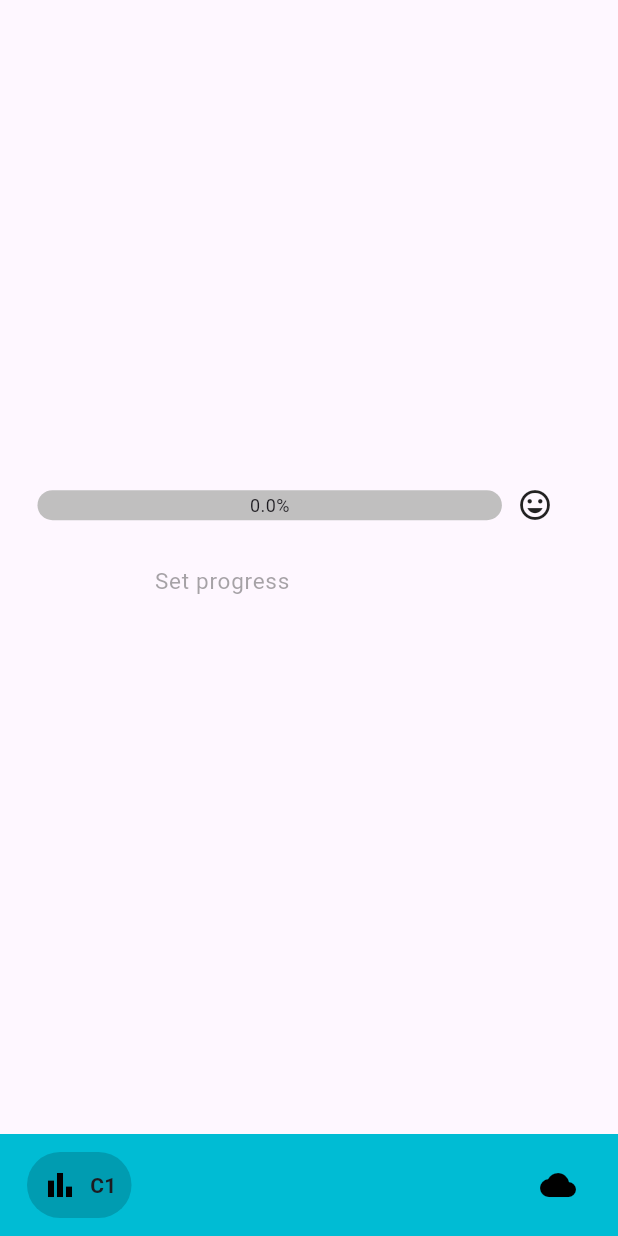
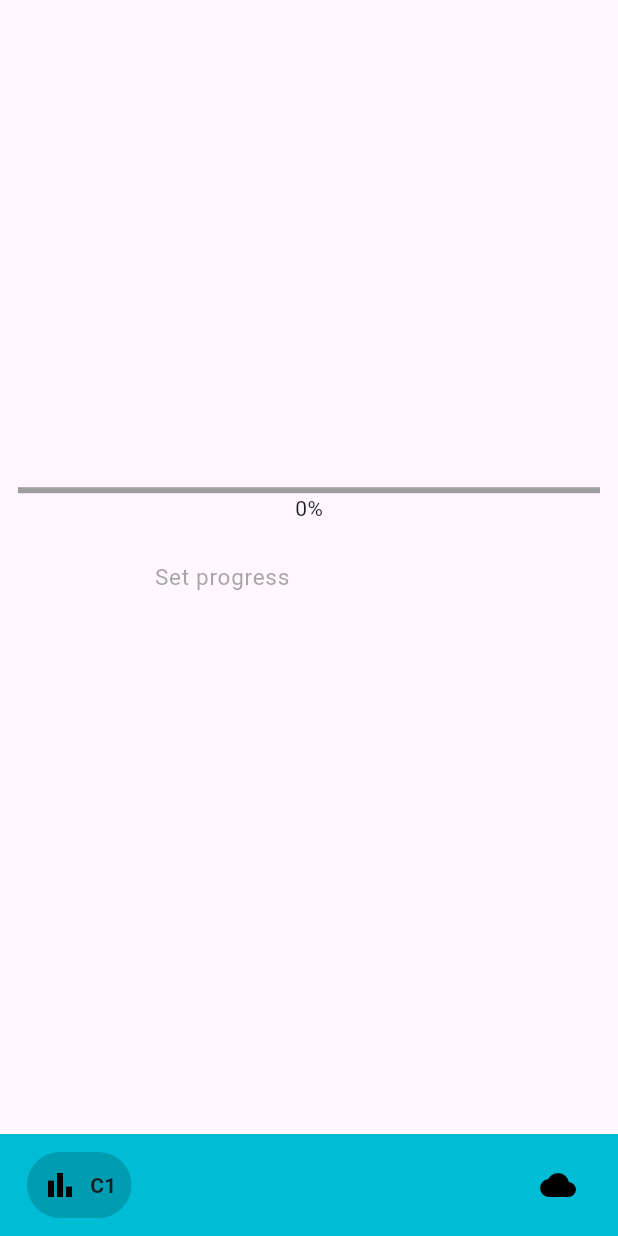
Before and after one commit to sin1102/Test-Flutter, a Flutter app: the screen it shows after launch, on a phone screen of 412 x 824 dp. Run offline on Flutter 3.47's test engine with Material 3 defaults, Android fonts, the phone set to English and light mode, and no system bars; drawn by our look-alikes of google_nav_bar, percent_indicator.

Commit message:
fix: fix c1

```diff
--- a/lib/progress_bar.dart
+++ b/lib/progress_bar.dart
@@ -1,8 +1,5 @@
-import 'dart:ffi';
-
 import 'package:flutter/material.dart';
 import 'package:flutter/services.dart';
-import 'package:percent_indicator/linear_percent_indicator.dart';
 
 class ProgressBar extends StatefulWidget {
   const ProgressBar({super.key});
@@ -21,22 +18,19 @@ class _ProgressBarState extends State<ProgressBar> {
       child: Column(
         mainAxisAlignment: MainAxisAlignment.center,
         children: [
-          Padding(
-            padding: EdgeInsets.all(15.0),
-            child: LinearPercentIndicator(
-              width: size.width * 0.8,
-              lineHeight: 20.0,
-              percent: progress,
-              center: Text(
-                "${(progress * 100)}%",
-                style: new TextStyle(fontSize: 12.0),
-              ),
-              trailing: Icon(Icons.mood),
-              linearStrokeCap: LinearStrokeCap.roundAll,
-              backgroundColor: Color.fromARGB(255, 192, 191, 191),
-              progressColor: const Color.fromARGB(255, 88, 163, 224),
-            ),
-          ),
+          Container(
+              padding: EdgeInsets.all(12.0),
+              child: Column(
+                mainAxisAlignment: MainAxisAlignment.center,
+                children: <Widget>[
+                  LinearProgressIndicator(
+                    backgroundColor: Colors.grey,
+                    valueColor: AlwaysStoppedAnimation<Color>(Colors.cyan),
+                    value: progress,
+                  ),
+                  Text('${(progress * 100).round()}%'),
+                ],
+              )),
           SizedBox(
             width: size.width * 0.5,
             height: size.height * 0.1,
```
